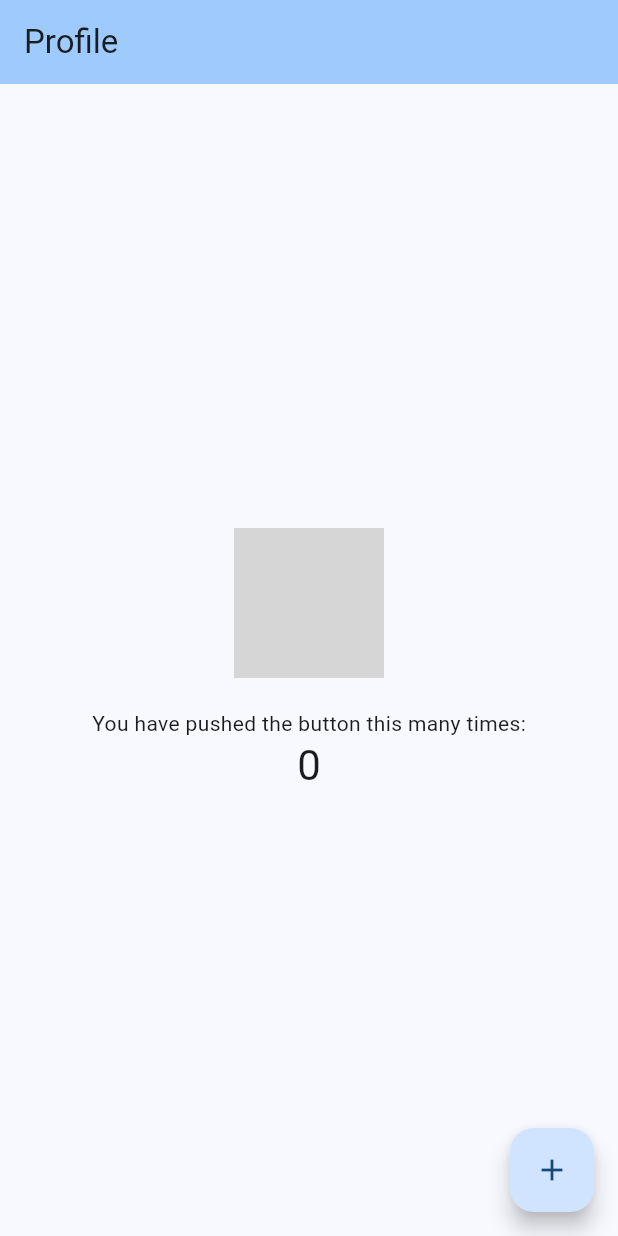
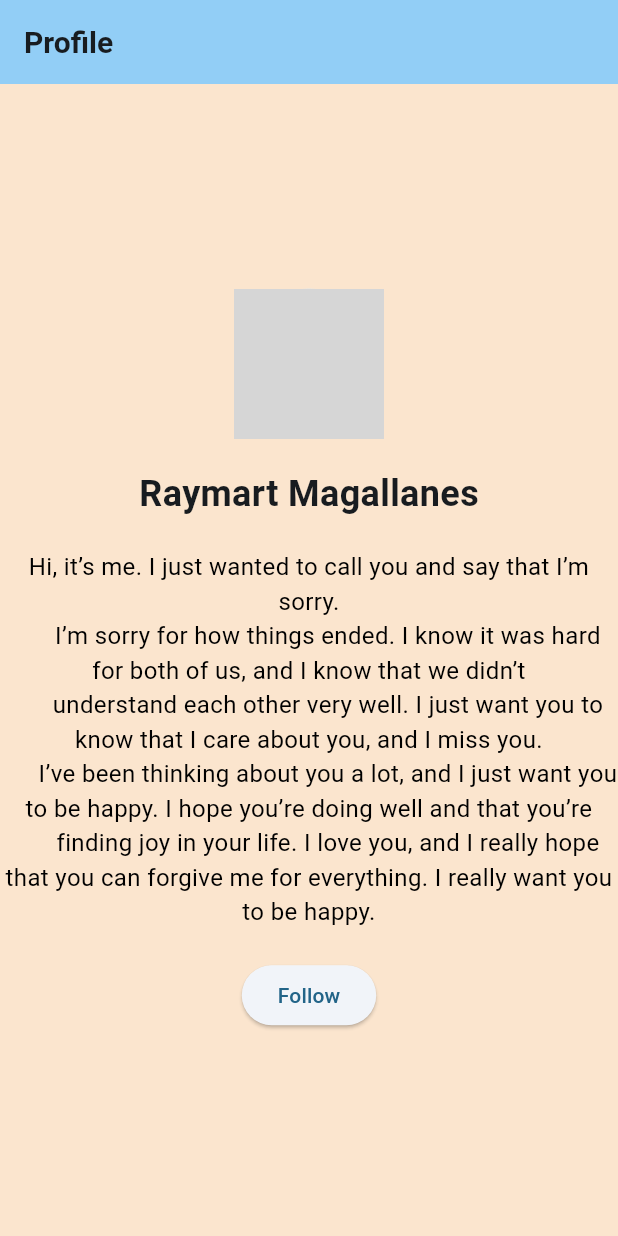
Before and after one commit to jmqlwyb/FlutterProfile, a Flutter app: the screen it shows after launch, on a phone screen of 412 x 824 dp. Run offline on Flutter 3.47's test engine with Material 3 defaults, Android fonts, the phone set to English and light mode, and no system bars; network calls fail; grey boxes are pictures that could not be loaded.

Commit message:
updates & changes

```diff
--- a/lib/main.dart
+++ b/lib/main.dart
@@ -10,10 +10,9 @@ class MyApp extends StatelessWidget {
   @override
   Widget build(BuildContext context) {
     return MaterialApp(
-      title: 'Flutter Demo',
+      title: 'RMAGALLANEZ',
       theme: ThemeData(
-        colorScheme: ColorScheme.fromSeed(
-            seedColor: const Color.fromRGBO(46, 160, 253, 1)),
+        colorScheme: ColorScheme.fromSeed(seedColor: const Color(0xFF3A6D8C)),
         useMaterial3: true,
       ),
       home: const MyHomePage(title: 'Profile'),
@@ -21,59 +20,76 @@ class MyApp extends StatelessWidget {
   }
 }
 
-class MyHomePage extends StatefulWidget {
+class MyHomePage extends StatelessWidget {
   const MyHomePage({super.key, required this.title});
 
   final String title;
 
-  @override
-  State<MyHomePage> createState() => _MyHomePageState();
-}
+  final String predefinedText =
+      """Hi, it’s me. I just wanted to call you and say that I’m sorry.
+      I’m sorry for how things ended. I know it was hard for both of us, and I know that we didn’t
+      understand each other very well. I just want you to know that I care about you, and I miss you.
+      I’ve been thinking about you a lot, and I just want you to be happy. I hope you’re doing well and that you’re
+      finding joy in your life. I love you, and I really hope that you can forgive me for everything. I really want you to be happy."""; // Your predefined text
 
-class _MyHomePageState extends State<MyHomePage> {
-  int _counter = 0;
-
-  void _incrementCounter() {
-    setState(() {
-      _counter++;
-    });
+  void _followUser() {
+    print(
+        'Someone followed you RMAGALLANEZ!'); // Print message when user is followed
   }
 
   @override
   Widget build(BuildContext context) {
     return Scaffold(
+      backgroundColor:
+          const Color.fromARGB(181, 249, 218, 186), // Background color
       appBar: AppBar(
-        backgroundColor: Theme.of(context).colorScheme.inversePrimary,
-        title: Text(widget.title),
+        backgroundColor:
+            Theme.of(context).colorScheme.inversePrimary, // App bar color
+        title: Text(
+          title,
+          style: const TextStyle(
+            fontSize: 20,
+            fontWeight: FontWeight.bold,
+          ),
+        ),
       ),
       body: Center(
         child: Column(
           mainAxisAlignment: MainAxisAlignment.center,
           children: <Widget>[
             // Profile Picture added here
-            CircleAvatar(
-              radius: 50, // Adjust the radius as needed
+            const CircleAvatar(
+              radius: 50,
               backgroundImage: NetworkImage(
-                  'assets/images/file.png'), // Replace with your image URL
-              // Alternatively, use AssetImage if using a local image:
-              // backgroundImage: AssetImage('assets/profile.jpg'),
+                  'assets/images/LRM_20240517_192913-01.jpeg'), // Replace with your image URL
             ),
             const SizedBox(height: 20), // Space between the image and text
             const Text(
-              'You have pushed the button this many times:',
+              'Raymart Magallanes',
+              style: TextStyle(
+                fontSize: 24, // Font size for the name
+                fontWeight: FontWeight.bold, // Bold font weight
+              ),
             ),
+            const SizedBox(
+                height: 20), // Space between name and predefined text
             Text(
-              '$_counter',
-              style: Theme.of(context).textTheme.headlineMedium,
+              predefinedText, // Display the predefined text
+              style: const TextStyle(
+                fontSize: 16, // Set font size for the text
+                color: Colors.black, // Text color
+              ),
+              textAlign: TextAlign.center, // Center the text
+            ),
+            const SizedBox(
+                height: 20), // Space between predefined text and button
+            ElevatedButton(
+              onPressed: _followUser, // Call follow user function
+              child: const Text('Follow'), // Button text
             ),
           ],
         ),
       ),
-      floatingActionButton: FloatingActionButton(
-        onPressed: _incrementCounter,
-        tooltip: 'Increment',
-        child: const Icon(Icons.add),
-      ),
     );
   }
 }
```
Also changed, not shown: pubspec.yaml (+16 -60 lines), assets/fonts/Rubik-Black.ttf (added), assets/fonts/Rubik-BlackItalic.ttf (added), assets/fonts/Rubik-Bold.ttf (added), assets/fonts/Rubik-BoldItalic.ttf (added), assets/fonts/Rubik-ExtraBold.ttf (added), assets/fonts/Rubik-ExtraBoldItalic.ttf (added), assets/fonts/Rubik-Italic.ttf (added), assets/fonts/Rubik-Light.ttf (added), assets/fonts/Rubik-LightItalic.ttf (added), assets/fonts/Rubik-Medium.ttf (added), assets/fonts/Rubik-MediumItalic.ttf (added), assets/fonts/Rubik-Regular.ttf (added), assets/fonts/Rubik-SemiBold.ttf (added), 3 more files.
